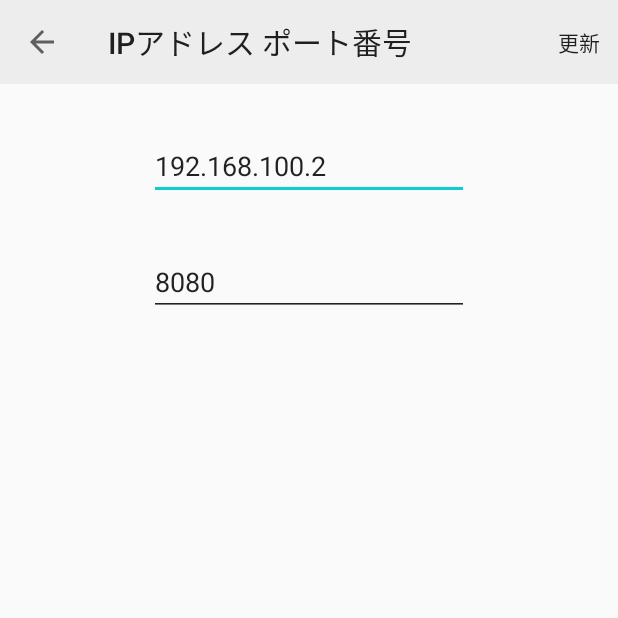
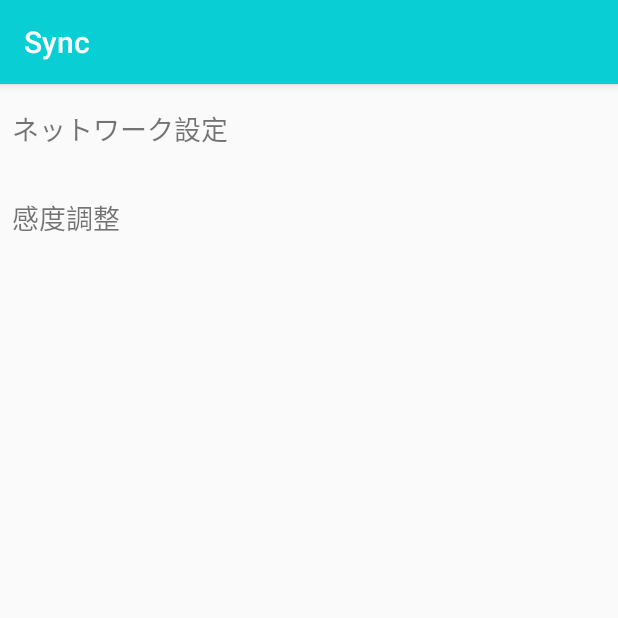
Before and after one commit to namid11/Sync, an Android app: the screen it shows after launch (IpPortSettingActivity before the commit, SettingMenuActivity after it), after a tap on an icon or button, on a phone screen of 412 x 824 dp, the top half of it. Run offline under Robolectric (Android 15) with nearby library versions, the phone set to English and light mode, and no system bars; libraries missing offline, so code that uses them is left out: com.squareup.seismic; 2 statements that could not run were skipped.

Commit message:
感度調整機能を追加

```diff
--- a/Sync Android/app/src/main/AndroidManifest.xml
+++ b/Sync Android/app/src/main/AndroidManifest.xml
@@ -13,11 +13,12 @@
         android:supportsRtl="true"
         android:theme="@style/AppTheme"
         tools:ignore="GoogleAppIndexingWarning">
+        <activity android:name=".SensitiveActivity"></activity>
+        <activity android:name=".SettingMenuActivity" />
         <activity
             android:name=".IpPortSettingActivity"
             android:label="IpPortSetting"
-            android:theme="@style/AppTheme.NoActionBar">
-        </activity>
+            android:theme="@style/AppTheme.NoActionBar" />
         <activity
             android:name=".MainActivity"
             android:label="Sync"
--- /dev/null
+++ b/Sync Android/app/src/main/java/com/example/sync/Adapter/SettingMenuAdapter.kt
@@ -0,0 +1,61 @@
+package com.example.sync.Adapter
+
+import android.app.Activity
+import android.content.Context
+import android.content.Intent
+import android.graphics.Color
+import android.os.Build
+import android.util.Log
+import android.view.LayoutInflater
+import android.view.View
+import android.view.ViewGroup
+import android.widget.TextView
+import androidx.annotation.RequiresApi
+import androidx.appcompat.app.AppCompatActivity
+import androidx.recyclerview.widget.RecyclerView
+import com.example.sync.IpPortSettingActivity
+import com.example.sync.R
+import com.example.sync.SensitiveActivity
+import org.json.JSONArray
+
+class SettingMenuAdapter(val context: AppCompatActivity): RecyclerView.Adapter<SettingMenuAdapter.DetectLabelsViewHolder>() {
+
+    private val settingMenuLabels: List<String> = listOf("ネットワーク設定", "感度調整")
+    private val inflater = LayoutInflater.from(context)
+
+    @RequiresApi(Build.VERSION_CODES.O)
+    override fun onCreateViewHolder(parent: ViewGroup, viewType: Int): DetectLabelsViewHolder {
+        val view = inflater.inflate(R.layout.setting_menu_item, parent, false)
+        val viewHolder = SettingMenuAdapter.DetectLabelsViewHolder(view)
+
+        view.setOnClickListener {
+            Log.d("{Click Item}", "position: %d".format(viewHolder.adapterPosition))
+
+            when (val position = viewHolder.adapterPosition) {
+                0 -> {
+                    val intent = Intent(context, IpPortSettingActivity::class.java)
+                    context.startActivityForResult(intent, position)
+                }
+                1 -> {
+                    val intent = Intent(context, SensitiveActivity::class.java)
+                    context.startActivityForResult(intent, position)
+                }
+            }
+        }
+
+        return viewHolder
+    }
+
+    override fun getItemCount(): Int {
+        return settingMenuLabels.count()
+    }
+
+    override fun onBindViewHolder(holder: DetectLabelsViewHolder, position: Int) {
+        holder.textView.text = settingMenuLabels[position]
+    }
+
+    class DetectLabelsViewHolder(val view: View): RecyclerView.ViewHolder(view) {
+        val textView: TextView = view.findViewById(R.id.setting_menu_item_textView)
+    }
+
+}
--- a/Sync Android/app/src/main/java/com/example/sync/MainActivity.kt
+++ b/Sync Android/app/src/main/java/com/example/sync/MainActivity.kt
@@ -15,7 +15,6 @@ import android.view.View
 import android.widget.ImageButton
 import com.squareup.seismic.ShakeDetector
 import org.json.JSONObject
-import kotlin.math.abs
 
 class MainActivity : AppCompatActivity(), SensorEventListener, ShakeDetector.Listener {
 
@@ -47,7 +46,7 @@ class MainActivity : AppCompatActivity(), SensorEventListener, ShakeDetector.Lis
 
         settingButton = findViewById(R.id.settingButton)
         settingButton.setOnClickListener {
-            val intent = Intent(this, IpPortSettingActivity::class.java)
+            val intent = Intent(this, SettingMenuActivity::class.java)
             startActivityForResult(intent, REQUEST_INTENT.SETTING.ordinal)
         }
     }
@@ -57,6 +56,7 @@ class MainActivity : AppCompatActivity(), SensorEventListener, ShakeDetector.Lis
     override fun onResume() {
         super.onResume()
 
+        touchPointManager.ipPortManager.reloadAddressInfo()
 
         // リスナーをセット
         val sensorManager = getSystemService(Context.SENSOR_SERVICE) as SensorManager
@@ -96,11 +96,11 @@ class MainActivity : AppCompatActivity(), SensorEventListener, ShakeDetector.Lis
         super.onActivityResult(requestCode, resultCode, data)
 
         when (requestCode) {
-            REQUEST_INTENT.SETTING.ordinal -> {
-                if (resultCode == Activity.RESULT_OK) {
-                    touchPointManager.ipPortManager.reloadAddressInfo()
-                }
-            }
+//            REQUEST_INTENT.SETTING.ordinal -> {
+//                if (resultCode == Activity.RESULT_OK) {
+//                    touchPointManager.ipPortManager.reloadAddressInfo()
+//                }
+//            }
         }
     }
 
@@ -260,9 +260,18 @@ class MainActivity : AppCompatActivity(), SensorEventListener, ShakeDetector.Lis
 
     data class TouchPoint(var x:Float, var y:Float)
 
-    class TouchPointManager(context: Context) {
+    class TouchPointManager(val context: Context) {
+
+        init {
+            sensitiveReload()
+        }
 
         val ipPortManager = IpPortManager(context)
+
+
+        // 感度
+        var cursorMagnification = 100
+        var scrollMagnification = 100
 
         // タップフラグ
         var down: Boolean = false
@@ -309,8 +318,8 @@ class MainActivity : AppCompatActivity(), SensorEventListener, ShakeDetector.Lis
             postJsonObj.put("key", "moved")
 
             postJsonObj.put("context", JSONObject().apply {
-                put("x", x)
-                put("y", y)
+                put("x", x * (cursorMagnification.toFloat() / 100f))
+                put("y", y * (cursorMagnification.toFloat() / 100f))
             })
 
             runSocket(ipPortManager.getIP(), ipPortManager.getPort(), postJsonObj)
@@ -353,57 +362,12 @@ class MainActivity : AppCompatActivity(), SensorEventListener, ShakeDetector.Lis
             val postJsonObj = JSONObject()
             postJsonObj.put("key", "scroll")
             postJsonObj.put("context", JSONObject().apply {
-                put("x", x.toInt())
-                put("y", y.toInt())
+                put("x", (x*10 * (scrollMagnification.toFloat() / 100f)).toInt())
+                put("y", (y*10 * (scrollMagnification.toFloat() / 100f)).toInt())
             })
             runSocket(ipPortManager.getIP(), ipPortManager.getPort(), postJsonObj)
 
             Log.d("[MOTION DEBUG]", "[scroll] x: %f, y: %f".format(x, y))
-
-//            if (forceStop || tripleTap) return
-//
-//            if (scrollTime == 0L || scrollPoint == null) {
-//                scrollTime = time
-//                scrollPoint = point
-////                Log.d("[LOG]", "Set scroll param")
-//            } else {
-//                val dist_x = point.x - scrollPoint!!.x
-//                val dist_y = point.y - scrollPoint!!.y
-//                val d_time = time - scrollTime
-//                val vec_x = dist_x / (d_time)
-//                val vec_y = dist_y / (d_time)
-////                Log.d("[LOG]", "dist_x: %f, dist_y: %f, d_time: %d ,x: %f, y:%f".format(dist_x, dist_y, d_time.toInt(), vec_x, vec_y))
-//
-//                if (abs(dist_x) > 300) {
-//                    // ブラウザバック
-//                    if (dist_x > 0) {
-////                        Log.d("TouchPointManager", "browser_back")
-//                        val postJsonObj = JSONObject()
-//                        postJsonObj.put("key", "browser_back")
-//                        runSocket(ipPortManager.getIP(), ipPortManager.getPort(), postJsonObj)
-//                        forceStop = true
-//                    } else {
-////                        Log.d("TouchPointManager", "browser_forward")
-//                        val postJsonObj = JSONObject()
-//                        postJsonObj.put("key", "browser_forward")
-//                        runSocket(ipPortManager.getIP(), ipPortManager.getPort(), postJsonObj)
-//                        forceStop = true
-//                    }
-//
-//                } else if (abs(dist_x) > 20 || abs(dist_y) > 20) {
-//                    // 移動量が少ないとスクロールさせない
-//                    val postJsonObj = JSONObject()
-//                    postJsonObj.put("key", "scroll")
-//                    postJsonObj.put("context", JSONObject().apply {
-//                        put("x", ((point.x - firstTouchPoint!!.x)).toInt())
-//                        put("y", ((point.y - firstTouchPoint!!.y)).toInt())
-//                    })
-//                    runSocket(ipPortManager.getIP(), ipPortManager.getPort(), postJsonObj)
-//                }
-//
-//                scrollTime = time
-//                scrollPoint = point
-//            }
         }
 
         fun swipeL() {
@@ -421,7 +385,6 @@ class MainActivity : AppCompatActivity(), SensorEventListener, ShakeDetector.Lis
 
             Log.d("[MOTION DEBUG]", "[swipe Right]")
         }
-
 
         fun triple(time: Long) {
             if (forceStop) return
@@ -441,6 +404,7 @@ class MainActivity : AppCompatActivity(), SensorEventListener, ShakeDetector.Lis
             runSocket(ipPortManager.getIP(), ipPortManager.getPort(), jsonObj)
         }
 
+        // 光センサ（暗）
         fun gloomy(hide: Boolean) {
             if (forceStop) return
 
@@ -459,6 +423,13 @@ class MainActivity : AppCompatActivity(), SensorEventListener, ShakeDetector.Lis
 
         }
 
+        // get sensitive value from sharedPref
+        fun sensitiveReload() {
+            val sharedPref = context.getSharedPreferences("Setting", Context.MODE_PRIVATE)
+            cursorMagnification = sharedPref.getInt("cursor-sensitive", 100)
+            scrollMagnification = sharedPref.getInt("scroll-sensitive", 100)
+        }
+
         fun reset() {
             down = false
             twoTap = false
--- a/Sync Android/app/src/main/java/com/example/sync/MotionManager.kt
+++ b/Sync Android/app/src/main/java/com/example/sync/MotionManager.kt
@@ -120,7 +120,7 @@ class MotionManager {
                                 }
                             }
                             DEFINEGESTURE.TWO -> {
-                                if (tapLag <= 300) {
+                                if (tapLag <= 150) {
                                     return MotionData(GESTURE.R_CLICK)
                                 }
                             }
--- /dev/null
+++ b/Sync Android/app/src/main/java/com/example/sync/SettingMenuActivity.kt
@@ -0,0 +1,23 @@
+package com.example.sync
+
+import androidx.appcompat.app.AppCompatActivity
+import android.os.Bundle
+import androidx.recyclerview.widget.GridLayoutManager
+import androidx.recyclerview.widget.RecyclerView
+import com.example.sync.Adapter.SettingMenuAdapter
+
+class SettingMenuActivity : AppCompatActivity() {
+
+    lateinit var settingRecyclerView: RecyclerView
+
+    override fun onCreate(savedInstanceState: Bundle?) {
+        super.onCreate(savedInstanceState)
+        setContentView(R.layout.activity_setting_menu)
+
+        // Set RecyclerView
+        settingRecyclerView = findViewById(R.id.setting_recycler_view)
+        settingRecyclerView.adapter = SettingMenuAdapter(this)
+        settingRecyclerView.layoutManager = GridLayoutManager(this, 1)
+
+    }
+}
--- /dev/null
+++ b/Sync Android/app/src/main/res/layout/activity_setting_menu.xml
@@ -0,0 +1,18 @@
+<?xml version="1.0" encoding="utf-8"?>
+<androidx.constraintlayout.widget.ConstraintLayout xmlns:android="http://schemas.android.com/apk/res/android"
+    xmlns:app="http://schemas.android.com/apk/res-auto"
+    xmlns:tools="http://schemas.android.com/tools"
+    android:layout_width="match_parent"
+    android:layout_height="match_parent"
+    tools:context=".SettingMenuActivity">
+
+    <androidx.recyclerview.widget.RecyclerView
+        android:id="@+id/setting_recycler_view"
+        android:layout_width="0dp"
+        android:layout_height="0dp"
+        app:layout_constraintBottom_toBottomOf="parent"
+        app:layout_constraintEnd_toEndOf="parent"
+        app:layout_constraintStart_toStartOf="parent"
+        app:layout_constraintTop_toTopOf="parent"
+        tools:listitem="@layout/setting_menu_item" />
+</androidx.constraintlayout.widget.ConstraintLayout>
--- /dev/null
+++ b/Sync Android/app/src/main/res/layout/setting_menu_item.xml
@@ -0,0 +1,20 @@
+<?xml version="1.0" encoding="utf-8"?>
+<androidx.constraintlayout.widget.ConstraintLayout xmlns:android="http://schemas.android.com/apk/res/android"
+    xmlns:app="http://schemas.android.com/apk/res-auto"
+    xmlns:tools="http://schemas.android.com/tools"
+    android:layout_width="match_parent"
+    android:layout_height="wrap_content">
+
+    <TextView
+        android:id="@+id/setting_menu_item_textView"
+        android:layout_width="wrap_content"
+        android:layout_height="wrap_content"
+        android:layout_marginStart="8dp"
+        android:layout_marginTop="16dp"
+        android:layout_marginBottom="16dp"
+        android:text="TextView"
+        android:textSize="18sp"
+        app:layout_constraintBottom_toBottomOf="parent"
+        app:layout_constraintStart_toStartOf="parent"
+        app:layout_constraintTop_toTopOf="parent" />
+</androidx.constraintlayout.widget.ConstraintLayout>
--- a/Sync Android/app/src/main/res/values/colors.xml
+++ b/Sync Android/app/src/main/res/values/colors.xml
@@ -3,5 +3,5 @@
     <color name="colorPrimary">#09CED4</color>
     <color name="colorSubPrimary">#2196F3</color>
     <color name="colorPrimaryDark">#212121</color>
-    <color name="colorAccent">#ededed</color>
+    <color name="colorAccent">#09CED4</color>
 </resources>
```
Also changed, not shown: Sync Android/app/src/main/java/com/example/sync/SensitiveActivity.kt (added, +83 -0 lines), Sync Android/app/src/main/res/layout/activity_sensitive.xml (added, +87 -0 lines).
